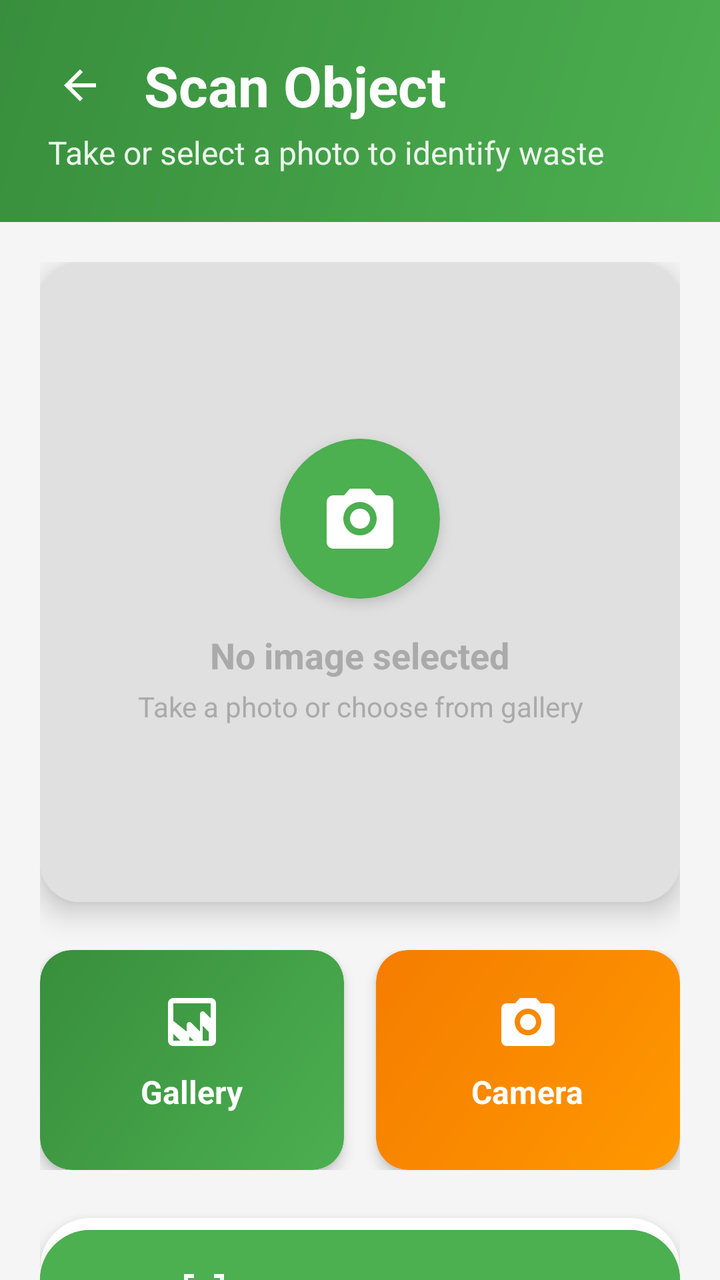
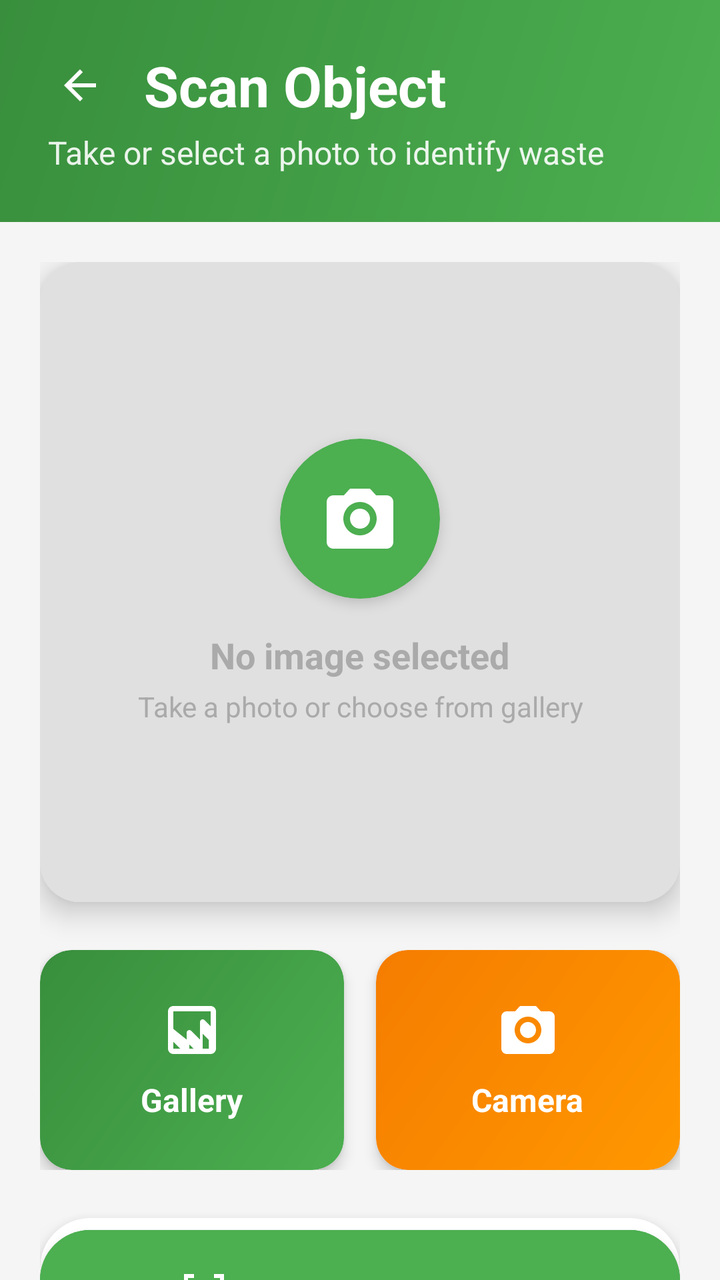

Screens rendered from an Android XML layout before and after an edit, with the pre-edit source and the edit as a unified diff.
<!-- AndroidManifest.xml: application theme AppTheme -->
<!-- res/layout/fragment_scan.xml -->
<?xml version="1.0" encoding="utf-8"?>
<androidx.constraintlayout.widget.ConstraintLayout
    xmlns:android="http://schemas.android.com/apk/res/android"
    xmlns:app="http://schemas.android.com/apk/res-auto"
    xmlns:tools="http://schemas.android.com/tools"
    android:layout_width="match_parent"
    android:layout_height="match_parent"
    android:background="@color/backgroundColor">

    
    <LinearLayout
        android:id="@+id/headerLayout"
        android:layout_width="match_parent"
        android:layout_height="wrap_content"
        android:background="@drawable/gradient_header_background"
        android:orientation="vertical"
        android:padding="24dp"
        app:layout_constraintTop_toTopOf="parent">

        <LinearLayout
            android:layout_width="match_parent"
            android:layout_height="wrap_content"
            android:orientation="horizontal"
            android:gravity="center_vertical">

            <ImageView
                android:id="@+id/backButton"
                android:layout_width="32dp"
                android:layout_height="32dp"
                android:src="@drawable/ic_back"
                android:background="?attr/selectableItemBackgroundBorderless"
                android:padding="4dp"
                app:tint="@android:color/white"/>

            <TextView
                android:layout_width="0dp"
                android:layout_height="wrap_content"
                android:layout_weight="1"
                android:layout_marginStart="16dp"
                android:text="Scan Object"
                android:textColor="@android:color/white"
                android:textSize="28sp"
                android:textStyle="bold" />
        </LinearLayout>

        <TextView
            android:layout_width="wrap_content"
            android:layout_height="wrap_content"
            android:layout_marginTop="4dp"
            android:text="Take or select a photo to identify waste"
            android:textColor="@android:color/white"
            android:textSize="16sp"
            android:alpha="0.9" />
    </LinearLayout>

    <androidx.core.widget.NestedScrollView
        android:layout_width="match_parent"
        android:layout_height="0dp"
        android:fillViewport="true"
        app:layout_constraintTop_toBottomOf="@id/headerLayout"
        app:layout_constraintBottom_toBottomOf="parent">

        <LinearLayout
            android:layout_width="match_parent"
            android:layout_height="wrap_content"
            android:orientation="vertical"
            android:padding="20dp"
            android:gravity="center_horizontal">

            
            <androidx.cardview.widget.CardView
                android:layout_width="match_parent"
                android:layout_height="320dp"
                android:layout_marginBottom="24dp"
                app:cardCornerRadius="20dp"
                app:cardElevation="8dp">

                <FrameLayout
                    android:layout_width="match_parent"
                    android:layout_height="match_parent">

                    <ImageView
                        android:id="@+id/imageView"
                        android:layout_width="match_parent"
                        android:layout_height="match_parent"
                        android:scaleType="centerCrop"
                        android:background="@color/lightGray"/>

                    
                    <LinearLayout
                        android:id="@+id/emptyImageOverlay"
                        android:layout_width="match_parent"
                        android:layout_height="match_parent"
                        android:orientation="vertical"
                        android:gravity="center"
                        android:background="@color/lightGray">

                        <androidx.cardview.widget.CardView
                            android:layout_width="80dp"
                            android:layout_height="80dp"
                            app:cardCornerRadius="40dp"
                            app:cardElevation="4dp"
                            android:backgroundTint="@color/successGreen">

                            <ImageView
                                android:layout_width="40dp"
                                android:layout_height="40dp"
                                android:layout_gravity="center"
                                android:src="@drawable/ic_camera"
                                app:tint="@android:color/white"/>
                        </androidx.cardview.widget.CardView>

                        <TextView
                            android:layout_width="wrap_content"
                            android:layout_height="wrap_content"
                            android:layout_marginTop="16dp"
                            android:text="No image selected"
                            android:textSize="18sp"
                            android:textStyle="bold"
                            android:textColor="@android:color/darker_gray"/>

                        <TextView
                            android:layout_width="wrap_content"
                            android:layout_height="wrap_content"
                            android:layout_marginTop="4dp"
                            android:text="Take a photo or choose from gallery"
                            android:textSize="14sp"
                            android:textColor="@android:color/darker_gray"
                            android:gravity="center"/>
                    </LinearLayout>
                </FrameLayout>
            </androidx.cardview.widget.CardView>

            
            <LinearLayout
                android:layout_width="match_parent"
                android:layout_height="wrap_content"
                android:layout_marginBottom="24dp"
                android:orientation="horizontal"
                android:weightSum="2">

                
                <androidx.cardview.widget.CardView
                    android:layout_width="0dp"
                    android:layout_height="wrap_content"
                    android:layout_weight="1"
                    android:layout_marginEnd="8dp"
                    app:cardCornerRadius="16dp"
                    app:cardElevation="4dp">

                    <LinearLayout
                        android:layout_width="match_parent"
                        android:layout_height="110dp"
                        android:orientation="vertical"
                        android:background="@drawable/gradient_gallery_light"
                        android:padding="20dp"
                        android:gravity="center">

                        <ImageView
                            android:layout_width="32dp"
                            android:layout_height="32dp"
                            android:src="@drawable/ic_gallery"
                            app:tint="@android:color/white"
                            android:layout_marginBottom="8dp"/>

                        <TextView
                            android:layout_width="wrap_content"
                            android:layout_height="wrap_content"
                            android:text="Gallery"
                            android:textColor="@android:color/white"
                            android:textSize="16sp"
                            android:textStyle="bold"/>

                        <com.google.android.material.button.MaterialButton
                            android:id="@+id/pickImageButton"
                            style="@style/Widget.MaterialComponents.Button.TextButton"
                            android:layout_width="match_parent"
                            android:layout_height="match_parent"
                            android:backgroundTint="@android:color/transparent"/>
                    </LinearLayout>
                </androidx.cardview.widget.CardView>

                
                <androidx.cardview.widget.CardView
                    android:layout_width="0dp"
                    android:layout_height="wrap_content"
                    android:layout_weight="1"
                    android:layout_marginStart="8dp"
                    app:cardCornerRadius="16dp"
                    app:cardElevation="4dp">

                    <LinearLayout
                        android:layout_width="match_parent"
                        android:layout_height="110dp"
                        android:orientation="vertical"
                        android:background="@drawable/gradient_camera_light"
                        android:padding="20dp"
                        android:gravity="center">

                        <ImageView
                            android:layout_width="32dp"
                            android:layout_height="32dp"
                            android:src="@drawable/ic_camera"
                            app:tint="@android:color/white"
                            android:layout_marginBottom="8dp"/>

                        <TextView
                            android:layout_width="wrap_content"
                            android:layout_height="wrap_content"
                            android:text="Camera"
                            android:textColor="@android:color/white"
                            android:textSize="16sp"
                            android:textStyle="bold"/>

                        <com.google.android.material.button.MaterialButton
                            android:id="@+id/takePhotoButton"
                            style="@style/Widget.MaterialComponents.Button.TextButton"
                            android:layout_width="match_parent"
                            android:layout_height="match_parent"
                            android:backgroundTint="@android:color/transparent"/>
                    </LinearLayout>
                </androidx.cardview.widget.CardView>
            </LinearLayout>

            
            <androidx.cardview.widget.CardView
                android:layout_width="match_parent"
                android:layout_height="wrap_content"
                android:layout_marginBottom="24dp"
                app:cardCornerRadius="25dp"
                app:cardElevation="8dp">

                <com.google.android.material.button.MaterialButton
                    android:id="@+id/scanButton"
                    android:layout_width="match_parent"
                    android:layout_height="wrap_content"
                    android:backgroundTint="@color/successGreen"
                    android:padding="20dp"
                    android:text="Analyze Object"
                    android:textAllCaps="false"
                    android:textSize="18sp"
                    android:textStyle="bold"
                    app:cornerRadius="25dp"
                    app:icon="@drawable/ic_scan"
                    app:iconGravity="textStart"
                    app:iconPadding="12dp"
                    app:iconTint="@android:color/white"/>
            </androidx.cardview.widget.CardView>

            
            <androidx.cardview.widget.CardView
                android:id="@+id/progressCard"
                android:layout_width="match_parent"
                android:layout_height="wrap_content"
                android:layout_marginBottom="24dp"
                android:visibility="gone"
                app:cardCornerRadius="16dp"
                app:cardElevation="4dp"
                android:backgroundTint="@color/lightGray">

                <LinearLayout
                    android:layout_width="match_parent"
                    android:layout_height="wrap_content"
                    android:orientation="vertical"
                    android:padding="24dp"
                    android:gravity="center">

                    <ProgressBar
                        android:id="@+id/progressBar"
                        android:layout_width="48dp"
                        android:layout_height="48dp"
                        android:layout_marginBottom="16dp"
                        android:indeterminateTint="@color/successGreen"/>

                    <TextView
                        android:layout_width="wrap_content"
                        android:layout_height="wrap_content"
                        android:text="Analyzing image..."
                        android:textSize="16sp"
                        android:textStyle="bold"
                        android:textColor="@color/textColor"/>

                    <TextView
                        android:layout_width="wrap_content"
                        android:layout_height="wrap_content"
                        android:layout_marginTop="4dp"
                        android:text="Please wait while we identify the waste type"
                        android:textSize="14sp"
                        android:textColor="@android:color/darker_gray"
                        android:gravity="center"/>
                </LinearLayout>
            </androidx.cardview.widget.CardView>

            
            <androidx.cardview.widget.CardView
                android:layout_width="match_parent"
                android:layout_height="wrap_content"
                app:cardCornerRadius="16dp"
                app:cardElevation="4dp"
                android:backgroundTint="@color/cardBackground">

                <LinearLayout
                    android:layout_width="match_parent"
                    android:layout_height="wrap_content"
                    android:orientation="vertical"
                    android:padding="20dp">

                    <LinearLayout
                        android:layout_width="match_parent"
                        android:layout_height="wrap_content"
                        android:orientation="horizontal"
                        android:gravity="center_vertical"
                        android:layout_marginBottom="12dp">

                        <ImageView
                            android:layout_width="24dp"
                            android:layout_height="24dp"
                            android:src="@drawable/ic_lightbulb"
                            app:tint="@color/warningOrange"/>

                        <TextView
                            android:layout_width="wrap_content"
                            android:layout_height="wrap_content"
                            android:layout_marginStart="8dp"
                            android:text="Tips for better results"
                            android:textSize="16sp"
                            android:textStyle="bold"
                            android:textColor="@color/textColor"/>
                    </LinearLayout>

                    <TextView
                        android:layout_width="match_parent"
                        android:layout_height="wrap_content"
                        android:text="• Ensure good lighting\n• Keep the object centered\n• Avoid shadows and reflections\n• Use a plain background when possible"
                        android:textSize="14sp"
                        android:textColor="@android:color/darker_gray"
                        android:lineSpacingExtra="4dp"/>
                </LinearLayout>
            </androidx.cardview.widget.CardView>
        </LinearLayout>
    </androidx.core.widget.NestedScrollView>
</androidx.constraintlayout.widget.ConstraintLayout>
<!-- resources referenced by this layout -->
<resources>
  <color name="backgroundColor">#F5F5F5</color>
  <color name="cardBackground">#FFFFFF</color>
  <color name="lightGray">#E0E0E0</color>
  <color name="successGreen">#4CAF50</color>
  <color name="textColor">#212121</color>
  <color name="warningOrange">#FF9800</color>
  <!-- drawable gradient_camera_light (drawable) -->
  <?xml version="1.0" encoding="utf-8"?>
  <shape xmlns:android="http://schemas.android.com/apk/res/android"
      android:shape="rectangle">
      <gradient
          android:startColor="@color/warningOrange"
          android:endColor="#F57C00"
          android:angle="135"/>
      <corners android:radius="16dp"/>
  </shape>
  <!-- drawable gradient_gallery_light (drawable) -->
  <?xml version="1.0" encoding="utf-8"?>
  <shape xmlns:android="http://schemas.android.com/apk/res/android"
      android:shape="rectangle">
      <gradient
          android:startColor="@color/primaryColor"
          android:endColor="@color/primaryColorDark"
          android:angle="135"/>
      <corners android:radius="16dp"/>
  </shape>
  <!-- drawable gradient_header_background (drawable) -->
  <?xml version="1.0" encoding="utf-8"?>
  <shape xmlns:android="http://schemas.android.com/apk/res/android"
      android:shape="rectangle">
      <gradient
          android:startColor="@color/successGreen"
          android:endColor="@color/successGreenDark"
          android:angle="135"/>
  </shape>
  <!-- drawable ic_back (drawable) -->
  <vector xmlns:android="http://schemas.android.com/apk/res/android"
      android:width="24dp" android:height="24dp"
      android:viewportWidth="24" android:viewportHeight="24">
      <path
          android:fillColor="#FF000000"
          android:pathData="M20,11H7.83l5.59,-5.59L12,4l-8,8 8,8 1.41,-1.41L7.83,13H20v-2z"/>
  </vector>
  <!-- drawable ic_camera (drawable) -->
  <?xml version="1.0" encoding="utf-8"?>
  <vector xmlns:android="http://schemas.android.com/apk/res/android"
      android:width="24dp" android:height="24dp"
      android:viewportWidth="24" android:viewportHeight="24">
  
      
      <path
          android:fillColor="#FF000000"
          android:pathData="M20,5h-3.17l-1.83,-2h-6l-1.83,2H4c-1.1,0 -2,0.9 -2,2v12c0,1.1 0.9,2 2,2h16c1.1,0 2,-0.9 2,-2V7c0,-1.1 -0.9,-2 -2,-2zM12,17c-2.76,0 -5,-2.24 -5,-5s2.24,-5 5,-5 5,2.24 5,5 -2.24,5 -5,5zM12,9c-1.66,0 -3,1.34 -3,3s1.34,3 3,3 3,-1.34 3,-3 -1.34,-3 -3,-3z" />
  </vector>
  <!-- drawable ic_lightbulb (drawable) -->
  <vector xmlns:android="http://schemas.android.com/apk/res/android"
      android:width="24dp"
      android:height="24dp"
      android:viewportWidth="24"
      android:viewportHeight="24">
      <path
          android:fillColor="#FF000000"
          android:pathData="M9,21c0,0.5 0.4,1 1,1h4c0.6,0 1,-0.5 1,-1v-1L9,20v1zM12,2C8.1,2 5,5.1 5,9c0,2.4 1.2,4.5 3,5.7L8,17h8v-2.3c1.8,-1.3 3,-3.4 3,-5.7 0,-3.9 -3.1,-7 -7,-7z"/>
  </vector>
  <style name="AppTheme" parent="Theme.MaterialComponents.DayNight.DarkActionBar">
          <item name="colorPrimary">@color/primaryColor</item>
          <item name="colorPrimaryDark">@color/primaryColorDark</item>
          <item name="colorAccent">@color/accentColor</item>
          <item name="android:windowBackground">@color/backgroundColor</item>
          <item name="android:textColorPrimary">@color/textColor</item>
          <item name="android:textColorSecondary">@color/textColorSecondary</item>
      </style>
  <color name="primaryColor">#4CAF50</color>
  <color name="primaryColorDark">#388E3C</color>
  <color name="successGreenDark">#388E3C</color>
  <color name="accentColor">#2196F3</color>
  <color name="textColorSecondary">#757575</color>
  <!-- unchanged entries left out for length: 2 -->
</resources>

<!-- the commit's change to res/layout/fragment_scan.xml (unified diff, before → after) -->
@@ -141,12 +141,16 @@
 
                 
                 <androidx.cardview.widget.CardView
+                    android:id="@+id/galleryCard"
                     android:layout_width="0dp"
                     android:layout_height="wrap_content"
                     android:layout_weight="1"
                     android:layout_marginEnd="8dp"
                     app:cardCornerRadius="16dp"
-                    app:cardElevation="4dp">
+                    app:cardElevation="4dp"
+                    android:clickable="true"
+                    android:focusable="true"
+                    android:foreground="?attr/selectableItemBackground">
 
                     <LinearLayout
                         android:layout_width="match_parent"
@@ -170,24 +174,21 @@
                             android:textColor="@android:color/white"
                             android:textSize="16sp"
                             android:textStyle="bold"/>
-
-                        <com.google.android.material.button.MaterialButton
-                            android:id="@+id/pickImageButton"
-                            style="@style/Widget.MaterialComponents.Button.TextButton"
-                            android:layout_width="match_parent"
-                            android:layout_height="match_parent"
-                            android:backgroundTint="@android:color/transparent"/>
                     </LinearLayout>
                 </androidx.cardview.widget.CardView>
 
                 
                 <androidx.cardview.widget.CardView
+                    android:id="@+id/cameraCard"
                     android:layout_width="0dp"
                     android:layout_height="wrap_content"
                     android:layout_weight="1"
                     android:layout_marginStart="8dp"
                     app:cardCornerRadius="16dp"
-                    app:cardElevation="4dp">
+                    app:cardElevation="4dp"
+                    android:clickable="true"
+                    android:focusable="true"
+                    android:foreground="?attr/selectableItemBackground">
 
                     <LinearLayout
                         android:layout_width="match_parent"
@@ -211,13 +212,6 @@
                             android:textColor="@android:color/white"
                             android:textSize="16sp"
                             android:textStyle="bold"/>
-
-                        <com.google.android.material.button.MaterialButton
-                            android:id="@+id/takePhotoButton"
-                            style="@style/Widget.MaterialComponents.Button.TextButton"
-                            android:layout_width="match_parent"
-                            android:layout_height="match_parent"
-                            android:backgroundTint="@android:color/transparent"/>
                     </LinearLayout>
                 </androidx.cardview.widget.CardView>
             </LinearLayout>
